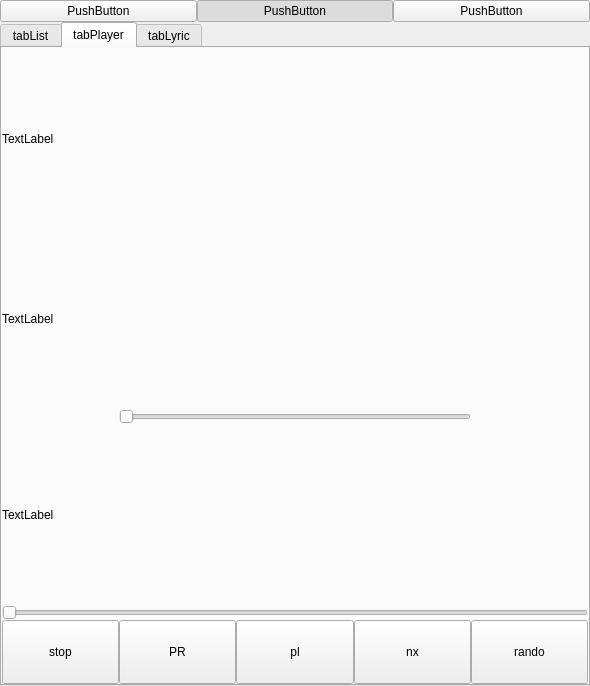
This is OnePlayer.ui in Maxwell-Lyu/OnePlayer as Qt 5 draws it before an edit. The edited form follows.
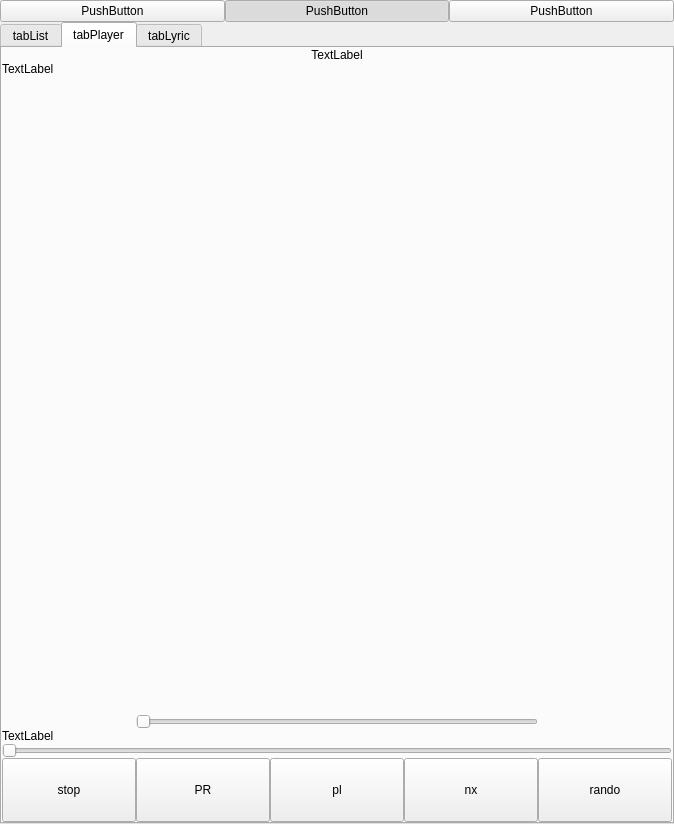
This is the edited form. Custom widgets are drawn as their Qt base class.

Commit message: add: rotating cover art

Diff of the .ui file:
```diff
--- a/OnePlayer.ui
+++ b/OnePlayer.ui
@@ -6,8 +6,8 @@
    <rect>
     <x>0</x>
     <y>0</y>
-    <width>590</width>
-    <height>686</height>
+    <width>674</width>
+    <height>824</height>
    </rect>
   </property>
   <property name="sizePolicy">
@@ -157,27 +157,7 @@
         <property name="spacing">
          <number>0</number>
         </property>
-        <item row="3" column="0" colspan="5">
-         <widget class="QLabel" name="labelAlbum">
-          <property name="text">
-           <string>TextLabel</string>
-          </property>
-         </widget>
-        </item>
-        <item row="5" column="2">
-         <widget class="QPushButton" name="btnPlay">
-          <property name="minimumSize">
-           <size>
-            <width>0</width>
-            <height>64</height>
-           </size>
-          </property>
-          <property name="text">
-           <string>pl</string>
-          </property>
-         </widget>
-        </item>
-        <item row="5" column="3">
+        <item row="8" column="3">
          <widget class="QPushButton" name="btnNext">
           <property name="minimumSize">
            <size>
@@ -190,8 +170,21 @@
           </property>
          </widget>
         </item>
-        <item row="5" column="4">
-         <widget class="QPushButton" name="btnRand">
+        <item row="6" column="0" colspan="5">
+         <widget class="QLabel" name="labelAlbum">
+          <property name="sizePolicy">
+           <sizepolicy hsizetype="Preferred" vsizetype="Fixed">
+            <horstretch>0</horstretch>
+            <verstretch>0</verstretch>
+           </sizepolicy>
+          </property>
+          <property name="text">
+           <string>TextLabel</string>
+          </property>
+         </widget>
+        </item>
+        <item row="8" column="0">
+         <widget class="QPushButton" name="btnStop">
           <property name="minimumSize">
            <size>
             <width>0</width>
@@ -199,11 +192,62 @@
            </size>
           </property>
           <property name="text">
-           <string>rando</string>
+           <string>stop</string>
           </property>
          </widget>
         </item>
-        <item row="4" column="0" colspan="5">
+        <item row="8" column="1">
+         <widget class="QPushButton" name="btnPrev">
+          <property name="minimumSize">
+           <size>
+            <width>0</width>
+            <height>64</height>
+           </size>
+          </property>
+          <property name="text">
+           <string>PR</string>
+          </property>
+         </widget>
+        </item>
+        <item row="0" column="0" colspan="5">
+         <widget class="QLabel" name="labelSong">
+          <property name="sizePolicy">
+           <sizepolicy hsizetype="Preferred" vsizetype="Fixed">
+            <horstretch>0</horstretch>
+            <verstretch>0</verstretch>
+           </sizepolicy>
+          </property>
+          <property name="sizeIncrement">
+           <size>
+            <width>1</width>
+            <height>1</height>
+           </size>
+          </property>
+          <property name="baseSize">
+           <size>
+            <width>300</width>
+            <height>300</height>
+           </size>
+          </property>
+          <property name="text">
+           <string>TextLabel</string>
+          </property>
+          <property name="alignment">
+           <set>Qt::AlignCenter</set>
+          </property>
+         </widget>
+        </item>
+        <item row="3" column="1" colspan="3">
+         <widget class="QSlider" name="sliderVolume">
+          <property name="tracking">
+           <bool>false</bool>
+          </property>
+          <property name="orientation">
+           <enum>Qt::Horizontal</enum>
+          </property>
+         </widget>
+        </item>
+        <item row="7" column="0" colspan="5">
          <widget class="QSlider" name="sliderProgress">
           <property name="pageStep">
            <number>1</number>
@@ -216,18 +260,8 @@
           </property>
          </widget>
         </item>
-        <item row="2" column="1" colspan="3">
-         <widget class="QSlider" name="sliderVolume">
-          <property name="tracking">
-           <bool>false</bool>
-          </property>
-          <property name="orientation">
-           <enum>Qt::Horizontal</enum>
-          </property>
-         </widget>
-        </item>
-        <item row="5" column="1">
-         <widget class="QPushButton" name="btnPrev">
+        <item row="8" column="2">
+         <widget class="QPushButton" name="btnPlay">
           <property name="minimumSize">
            <size>
             <width>0</width>
@@ -235,19 +269,25 @@
            </size>
           </property>
           <property name="text">
-           <string>PR</string>
+           <string>pl</string>
           </property>
          </widget>
         </item>
         <item row="1" column="0" colspan="5">
          <widget class="QLabel" name="labelArtist">
+          <property name="sizePolicy">
+           <sizepolicy hsizetype="Preferred" vsizetype="Fixed">
+            <horstretch>0</horstretch>
+            <verstretch>0</verstretch>
+           </sizepolicy>
+          </property>
           <property name="text">
            <string>TextLabel</string>
           </property>
          </widget>
         </item>
-        <item row="5" column="0">
-         <widget class="QPushButton" name="btnStop">
+        <item row="8" column="4">
+         <widget class="QPushButton" name="btnRand">
           <property name="minimumSize">
            <size>
             <width>0</width>
@@ -255,15 +295,30 @@
            </size>
           </property>
           <property name="text">
-           <string>stop</string>
+           <string>rando</string>
           </property>
          </widget>
         </item>
-        <item row="0" column="0" colspan="5">
-         <widget class="QLabel" name="labelSong">
-          <property name="text">
-           <string>TextLabel</string>
-          </property>
+        <item row="2" column="0" colspan="5">
+         <widget class="QWidget" name="widget" native="true">
+          <layout class="QGridLayout" name="gridLayout_2">
+           <item row="0" column="0">
+            <widget class="CoverWidget" name="widgetCover" native="true">
+             <property name="sizePolicy">
+              <sizepolicy hsizetype="Fixed" vsizetype="Fixed">
+               <horstretch>0</horstretch>
+               <verstretch>0</verstretch>
+              </sizepolicy>
+             </property>
+             <property name="minimumSize">
+              <size>
+               <width>300</width>
+               <height>300</height>
+              </size>
+             </property>
+            </widget>
+           </item>
+          </layout>
          </widget>
         </item>
        </layout>
@@ -307,6 +362,14 @@
   </widget>
  </widget>
  <layoutdefault spacing="6" margin="11"/>
+ <customwidgets>
+  <customwidget>
+   <class>CoverWidget</class>
+   <extends>QWidget</extends>
+   <header>CoverWidget.h</header>
+   <container>1</container>
+  </customwidget>
+ </customwidgets>
  <tabstops>
   <tabstop>btnList</tabstop>
   <tabstop>btnPlayer</tabstop>
```
Left out of the diff: 27 changed lines with no effect on the pictures. The commit also changes 7 other files.
